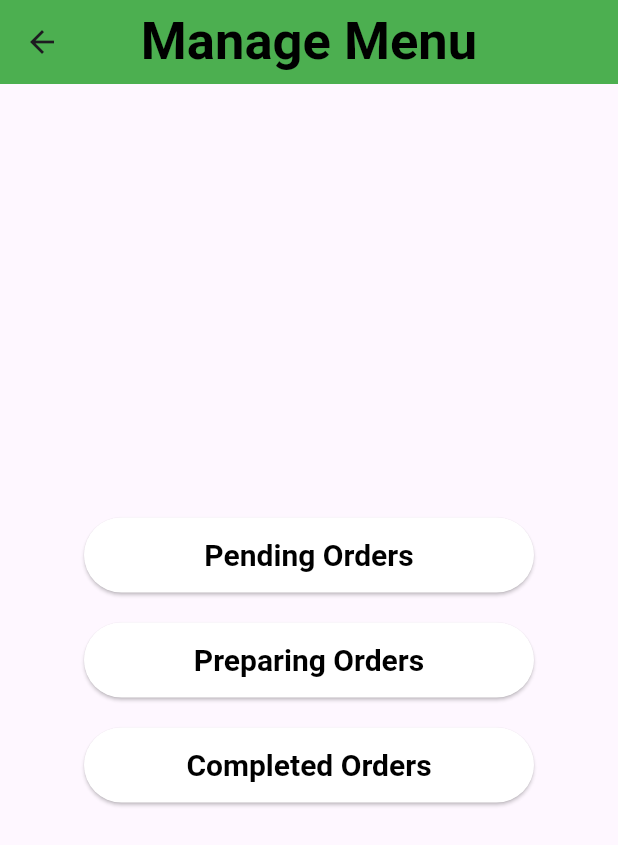
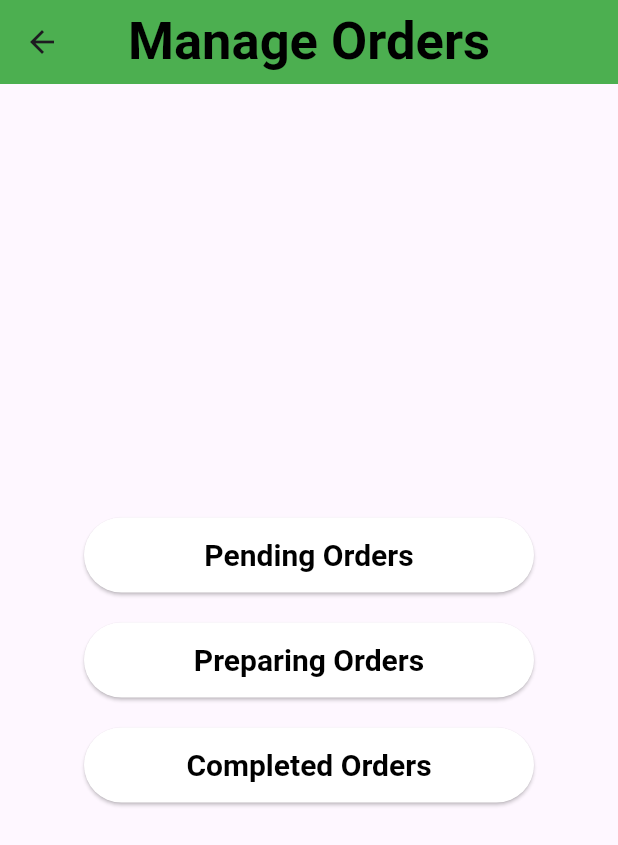
Before and after one commit to BilalWattu521/rms_app_flutter, a Flutter app: the ManageOrdersPage screen opened directly, on a phone screen of 412 x 824 dp. Shown: the top 845 px of the screen. Run offline on Flutter 3.47's test engine with Material 3 defaults, Android fonts, the phone set to English and light mode, and no system bars; our stand-ins replace cloud_firestore, firebase_auth, firebase_core, google_sign_in, image_picker; accounts and stored records are empty.

Commit message:
New commi after a few changes

```diff
--- a/lib/admin_panel/order_management/manage_orders_page.dart
+++ b/lib/admin_panel/order_management/manage_orders_page.dart
@@ -19,7 +19,7 @@ class ManageOrdersPage extends StatelessWidget {
     return SafeArea(
       child: Scaffold(
         appBar: AppBar(
-          title: const Text('Manage Menu'),
+          title: const Text('Manage Orders'),
           centerTitle: true,
           titleTextStyle: const TextStyle(
             fontSize: 35,
```
